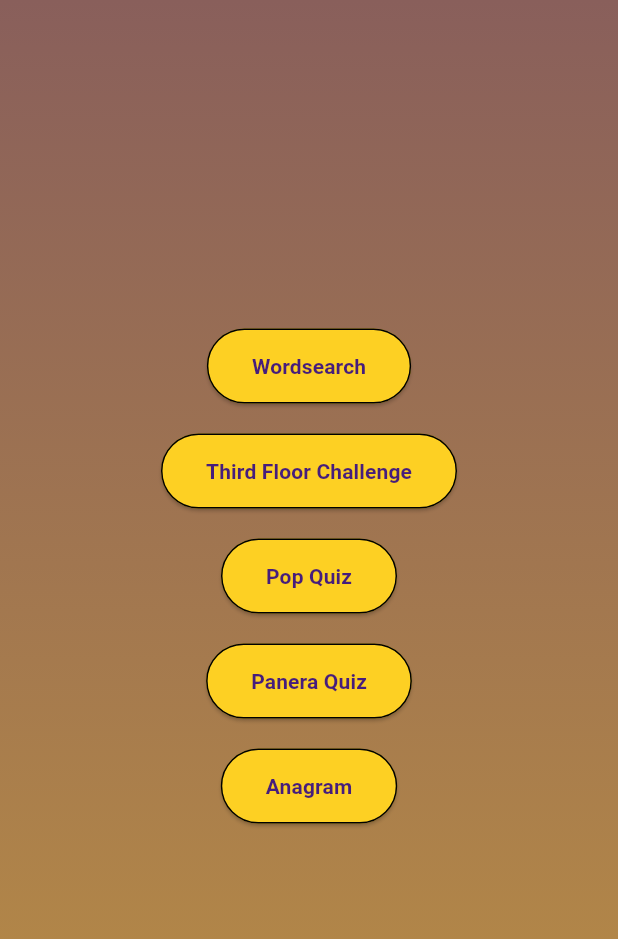
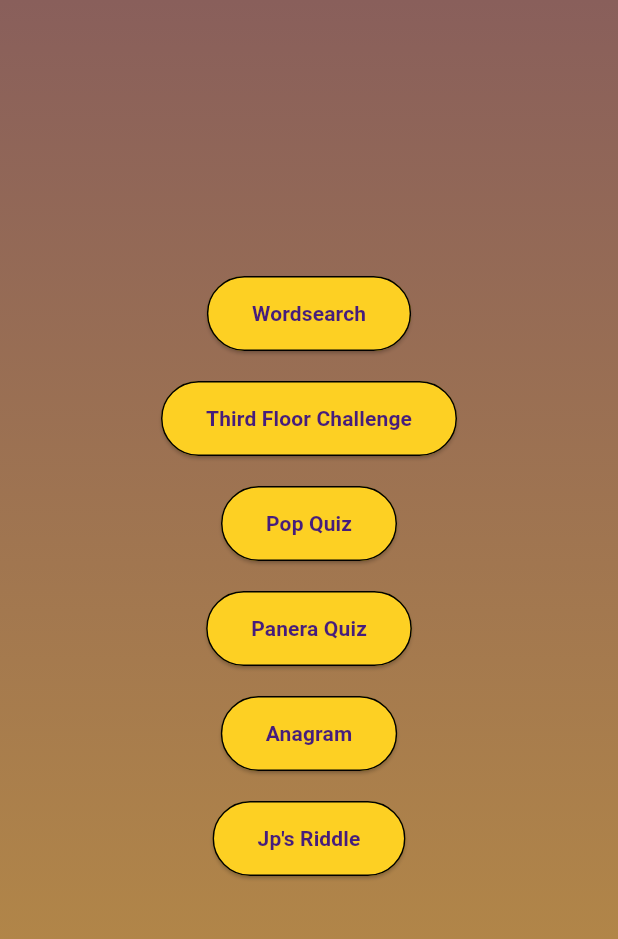
Before and after one commit to maureensanchez99/app6, a Flutter app: the HomePage screen opened directly, on a phone screen of 412 x 824 dp, the part 84-1023 px from its top. Run offline on Flutter 3.47's test engine with Material 3 defaults, Android fonts, the phone set to English and light mode, and no system bars; our stand-ins replace confetti.

Commit message:
Created the Riddle Page and set up navigation to page for testing

```diff
--- a/lib/pages/home_page.dart
+++ b/lib/pages/home_page.dart
@@ -4,6 +4,7 @@ import 'thirdfloor_page.dart';
 import 'popquiz_page.dart';
 import 'paneraquiz_page.dart';
 import 'capstone_stairs.dart';
+import 'Jp_riddle.dart';
 
 class HomePage extends StatefulWidget {
   const HomePage({super.key, required this.title});
@@ -134,6 +135,20 @@ class _HomePageState extends State<HomePage> with SingleTickerProviderStateMixin
                 ),
                 child: const Text("Anagram", style: TextStyle(fontWeight: FontWeight.bold)),
               ),
+              const SizedBox(height: 20),
+              ElevatedButton(
+                onPressed: () => Navigator.push(
+                  context,
+                  MaterialPageRoute(builder: (context) => const jpRiddle()),
+                ),
+                style: ElevatedButton.styleFrom(
+                  backgroundColor: lsuGold,
+                  foregroundColor: lsuPurple,
+                  padding: const EdgeInsets.symmetric(horizontal: 30, vertical: 15),
+                  side: const BorderSide(color: Colors.black),
+                ),
+                child: const Text("Jp's Riddle", style: TextStyle(fontWeight: FontWeight.bold)),
+              ),
             ],
           ),
         ),
```
Also changed, not shown: lib/pages/Jp_riddle.dart (added, +31 -0 lines), assets/Jp's note.PNG (added).
